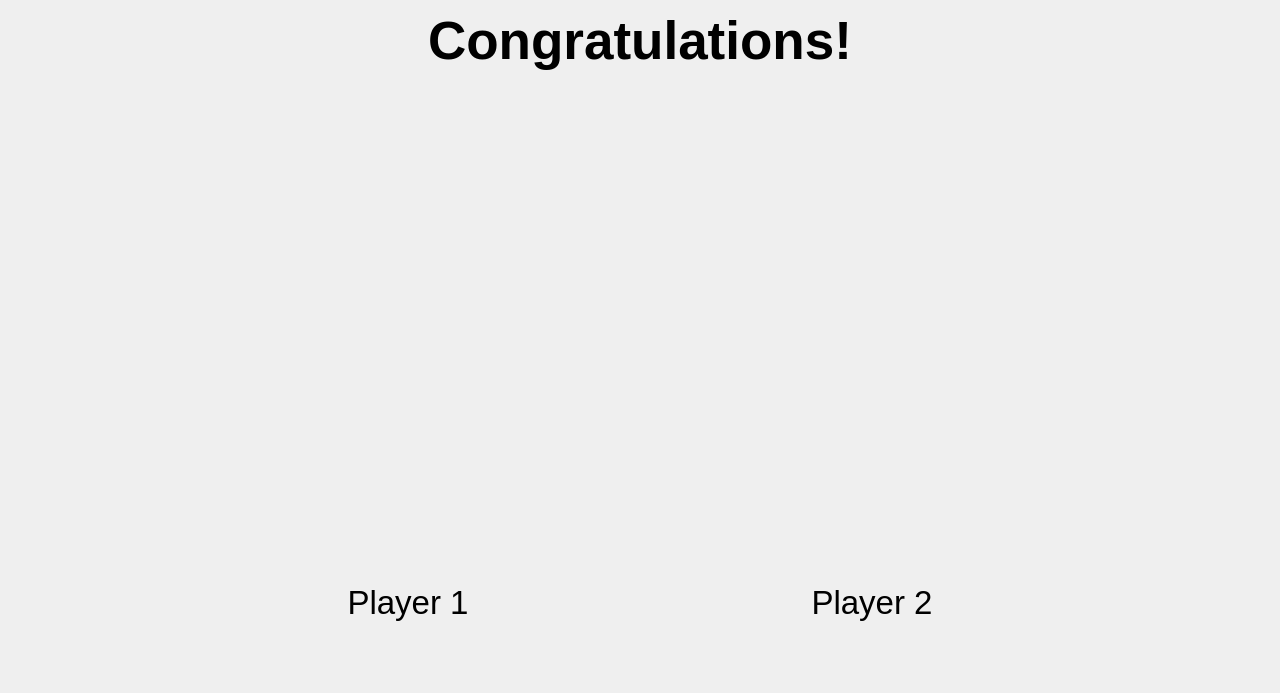
Above: babyfut_master/ui/endgame.ui from eharquin/babyfut before the change. Below: the same form after it.
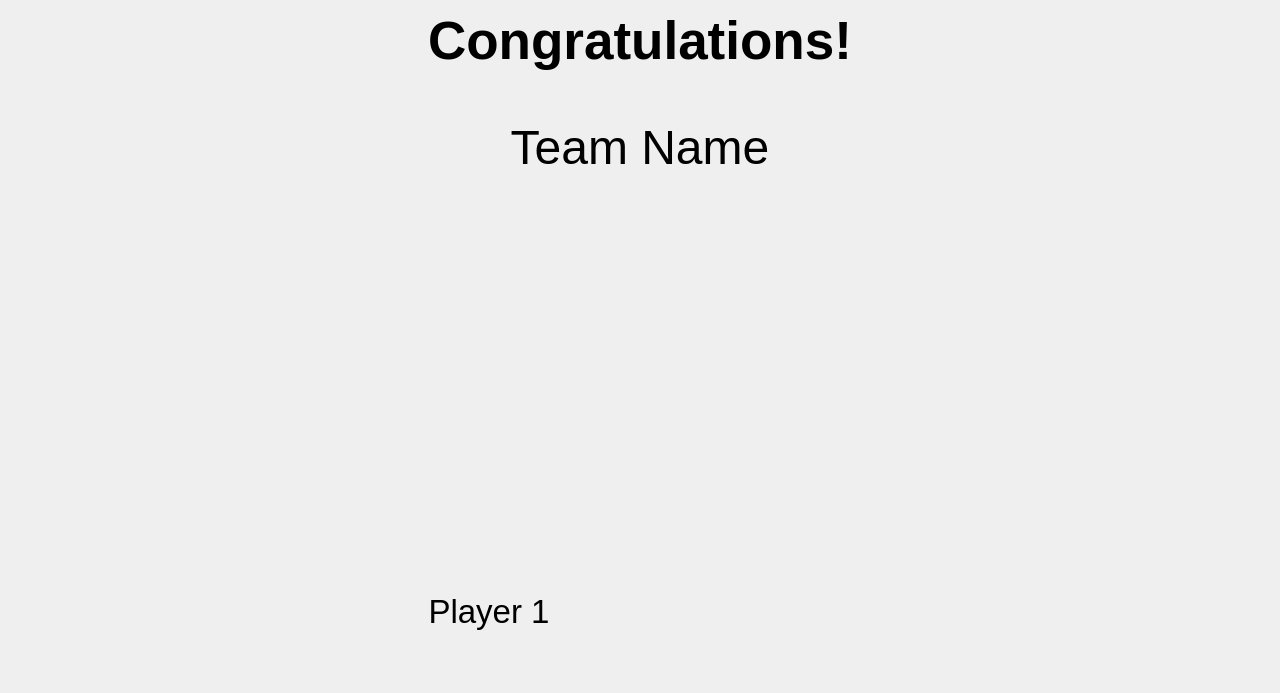
That is the form after the change. Icons and pictures are not drawn.

Diff of the .ui file:
```diff
--- a/babyfut_master/ui/endgame.ui
+++ b/babyfut_master/ui/endgame.ui
@@ -42,16 +42,60 @@
      <property name="orientation">
       <enum>Qt::Vertical</enum>
      </property>
+     <property name="sizeType">
+      <enum>QSizePolicy::Expanding</enum>
+     </property>
      <property name="sizeHint" stdset="0">
       <size>
        <width>20</width>
-       <height>21</height>
+       <height>40</height>
       </size>
      </property>
     </spacer>
    </item>
    <item>
-    <layout class="QHBoxLayout" name="horizontalLayout">
+    <widget class="QLabel" name="lblTeamName">
+     <property name="minimumSize">
+      <size>
+       <width>0</width>
+       <height>40</height>
+      </size>
+     </property>
+     <property name="font">
+      <font>
+       <family>Ubuntu</family>
+       <pointsize>36</pointsize>
+       <weight>50</weight>
+       <italic>false</italic>
+       <bold>false</bold>
+      </font>
+     </property>
+     <property name="text">
+      <string>Team Name</string>
+     </property>
+     <property name="alignment">
+      <set>Qt::AlignCenter</set>
+     </property>
+    </widget>
+   </item>
+   <item>
+    <spacer name="verticalSpacer_2">
+     <property name="orientation">
+      <enum>Qt::Vertical</enum>
+     </property>
+     <property name="sizeHint" stdset="0">
+      <size>
+       <width>10</width>
+       <height>10</height>
+      </size>
+     </property>
+    </spacer>
+   </item>
+   <item>
+    <layout class="QHBoxLayout" name="horizontalLayout" stretch="0,0,0,0,0,0">
+     <property name="spacing">
+      <number>0</number>
+     </property>
      <item>
       <spacer name="horizontalSpacerP2">
        <property name="orientation">
@@ -65,27 +109,46 @@
        </property>
       </spacer>
      </item>
+     <item>
+      <spacer name="horizontalSpacer_3">
+       <property name="orientation">
+        <enum>Qt::Horizontal</enum>
+       </property>
+       <property name="sizeType">
+        <enum>QSizePolicy::Preferred</enum>
+       </property>
+       <property name="sizeHint" stdset="0">
+        <size>
+         <width>0</width>
+         <height>20</height>
+        </size>
+       </property>
+      </spacer>
+     </item>
      <item>
       <widget class="QWidget" name="widgetLayoutP1" native="true">
-       <layout class="QVBoxLayout" name="layoutP1">
+       <layout class="QVBoxLayout" name="layoutP1" stretch="1,1">
+        <property name="spacing">
+         <number>10</number>
+        </property>
+        <property name="leftMargin">
+         <number>0</number>
+        </property>
+        <property name="rightMargin">
+         <number>0</number>
+        </property>
         <item>
          <widget class="QWidget" name="imgP1" native="true">
           <property name="minimumSize">
            <size>
-            <width>400</width>
-            <height>400</height>
+            <width>350</width>
+            <height>350</height>
            </size>
           </property>
           <property name="maximumSize">
            <size>
-            <width>400</width>
-            <height>400</height>
-           </size>
-          </property>
-          <property name="baseSize">
-           <size>
-            <width>400</width>
-            <height>400</height>
+            <width>350</width>
+            <height>350</height>
            </size>
           </property>
           <property name="styleSheet">
@@ -93,30 +156,8 @@
           </property>
          </widget>
         </item>
-        <item>
-         <spacer name="verticalSpacer_7">
-          <property name="orientation">
-           <enum>Qt::Vertical</enum>
-          </property>
-          <property name="sizeType">
-           <enum>QSizePolicy::Expanding</enum>
-          </property>
-          <property name="sizeHint" stdset="0">
-           <size>
-            <width>20</width>
-            <height>40</height>
-           </size>
-          </property>
-         </spacer>
-        </item>
         <item>
          <widget class="QLabel" name="lblP1">
-          <property name="minimumSize">
-           <size>
-            <width>0</width>
-            <height>32</height>
-           </size>
-          </property>
           <property name="font">
            <font>
             <pointsize>25</pointsize>
@@ -139,11 +180,11 @@
         <enum>Qt::Horizontal</enum>
        </property>
        <property name="sizeType">
-        <enum>QSizePolicy::Fixed</enum>
+        <enum>QSizePolicy::Expanding</enum>
        </property>
        <property name="sizeHint" stdset="0">
         <size>
-         <width>40</width>
+         <width>0</width>
          <height>20</height>
         </size>
        </property>
@@ -151,69 +192,19 @@
      </item>
      <item>
       <widget class="QWidget" name="widgetLayoutP2" native="true">
-       <layout class="QVBoxLayout" name="layoutP2">
-        <item>
-         <widget class="QWidget" name="imgP2" native="true">
-          <property name="minimumSize">
-           <size>
-            <width>400</width>
-            <height>400</height>
-           </size>
-          </property>
-          <property name="maximumSize">
-           <size>
-            <width>400</width>
-            <height>400</height>
-           </size>
-          </property>
-          <property name="baseSize">
-           <size>
-            <width>400</width>
-            <height>400</height>
-           </size>
-          </property>
-          <property name="styleSheet">
-           <string notr="true">border-image: url(:/ui/img/placeholder_head.jpg);</string>
-          </property>
-         </widget>
-        </item>
-        <item>
-         <spacer name="verticalSpacer_6">
-          <property name="orientation">
-           <enum>Qt::Vertical</enum>
-          </property>
-          <property name="sizeType">
-           <enum>QSizePolicy::Expanding</enum>
-          </property>
-          <property name="sizeHint" stdset="0">
-           <size>
-            <width>20</width>
-            <height>40</height>
-           </size>
-          </property>
-         </spacer>
-        </item>
-        <item>
-         <widget class="QLabel" name="lblP2">
-          <property name="minimumSize">
-           <size>
-            <width>0</width>
-            <height>32</height>
-           </size>
-          </property>
-          <property name="font">
-           <font>
-            <pointsize>25</pointsize>
-           </font>
-          </property>
-          <property name="text">
-           <string>Player 2</string>
-          </property>
-          <property name="alignment">
-           <set>Qt::AlignCenter</set>
-          </property>
-         </widget>
-        </item>
+       <layout class="QVBoxLayout" name="layoutP2" stretch="">
+        <property name="spacing">
+         <number>10</number>
+        </property>
+        <property name="sizeConstraint">
+         <enum>QLayout::SetMaximumSize</enum>
+        </property>
+        <property name="leftMargin">
+         <number>0</number>
+        </property>
+        <property name="rightMargin">
+         <number>0</number>
+        </property>
        </layout>
       </widget>
      </item>
@@ -240,7 +231,7 @@
      <property name="sizeHint" stdset="0">
       <size>
        <width>20</width>
-       <height>37</height>
+       <height>10</height>
       </size>
      </property>
     </spacer>
```
Left out of the diff: 2 changed lines with no effect on the pictures.
